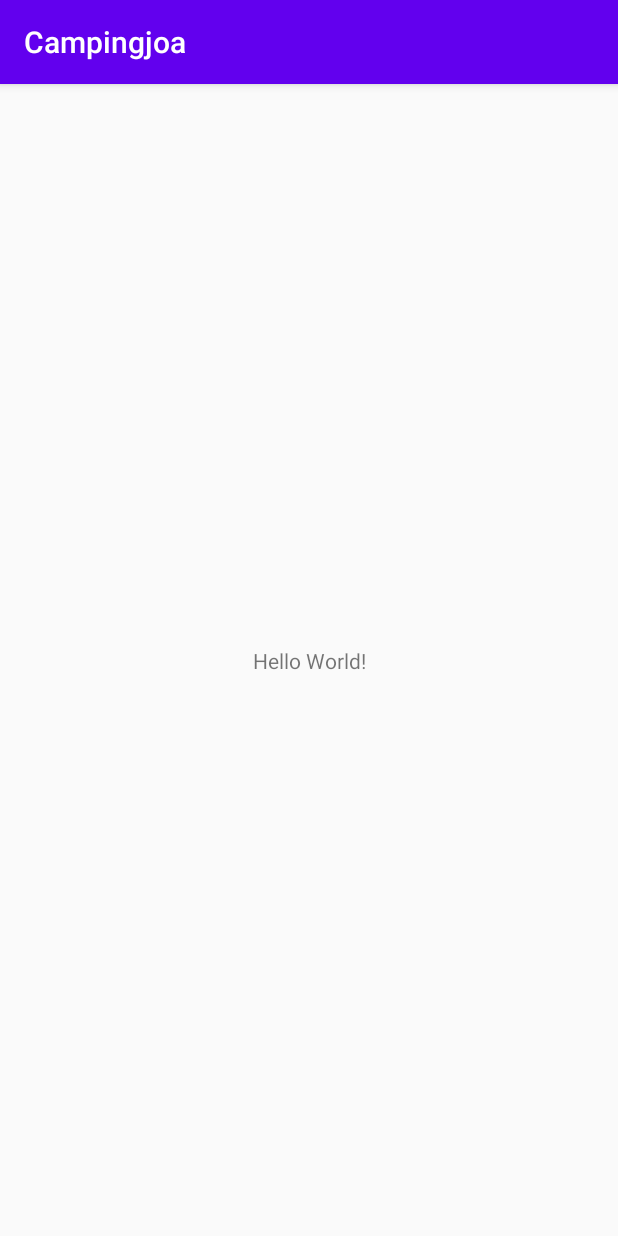
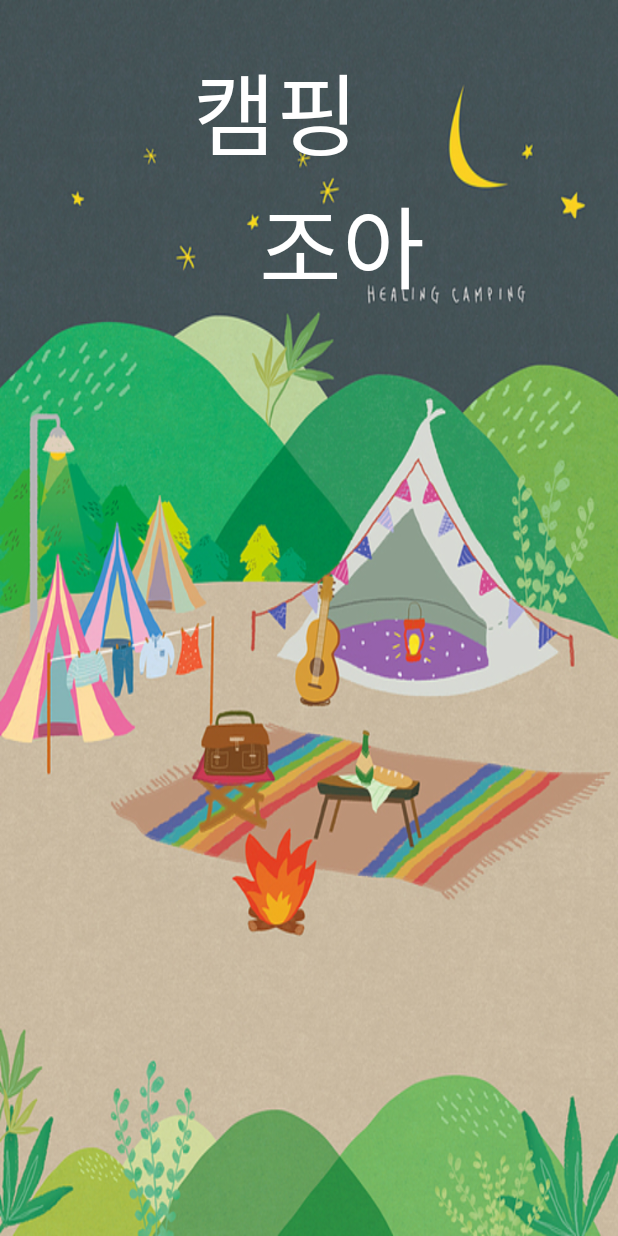
Before and after one commit to taeguenKim/Campingjoa, an Android app: the first screen one second after launch (MainActivity before the commit, intro after it), on a phone screen of 412 x 824 dp. Run offline under Robolectric (Android 15) with nearby library versions, the phone set to English and light mode, and no system bars.

Commit message:
메인이미지 편집해야함

```diff
--- a/app/build.gradle
+++ b/app/build.gradle
@@ -31,4 +31,5 @@ dependencies {
     testImplementation 'junit:junit:4.12'
     androidTestImplementation 'androidx.test.ext:junit:1.1.1'
     androidTestImplementation 'androidx.test.espresso:espresso-core:3.2.0'
+
 }
--- a/app/src/main/AndroidManifest.xml
+++ b/app/src/main/AndroidManifest.xml
@@ -9,13 +9,15 @@
         android:roundIcon="@mipmap/ic_launcher_round"
         android:supportsRtl="true"
         android:theme="@style/AppTheme">
-        <activity android:name=".MainActivity">
+        <activity android:name=".LoginActivity"></activity>
+        <activity android:name=".intro">
             <intent-filter>
                 <action android:name="android.intent.action.MAIN" />
 
                 <category android:name="android.intent.category.LAUNCHER" />
             </intent-filter>
         </activity>
+        <activity android:name=".MainActivity"></activity>
     </application>
 
 </manifest>
--- /dev/null
+++ b/app/src/main/java/com/geun/campingjoa/intro.java
@@ -0,0 +1,30 @@
+package com.geun.campingjoa;
+
+import androidx.appcompat.app.AppCompatActivity;
+
+import android.content.Intent;
+import android.os.Bundle;
+import android.os.Handler;
+
+public class intro extends AppCompatActivity {
+    @Override
+    protected void onCreate(Bundle savedInstanceState) {
+        super.onCreate(savedInstanceState);
+        setContentView(R.layout.activity_intro);
+        Handler handler = new Handler();
+        handler.postDelayed(new Runnable(){
+            @Override
+            public void run() {
+                Intent intent = new Intent (getApplicationContext(), MainActivity.class);
+                startActivity(intent);
+                finish();
+            }
+        },3000);
+    }
+
+    @Override
+    protected void onPause(){
+        super.onPause();
+        finish();
+    }
+}
--- /dev/null
+++ b/app/src/main/res/anim/fadein.xml
@@ -0,0 +1,5 @@
+<?xml version="1.0" encoding="utf-8"?>
+<alpha xmlns:android="http://schemas.android.com/apk/res/android"
+    android:duration="500"
+    android:fromAlpha="0.0"
+    android:toAlpha="1.0" />
--- /dev/null
+++ b/app/src/main/res/anim/fadeout.xml
@@ -0,0 +1,5 @@
+<?xml version="1.0" encoding="utf-8"?>
+<alpha xmlns:android="http://schemas.android.com/apk/res/android"
+    android:duration="500"
+    android:fromAlpha="1.0"
+    android:toAlpha="0.0" />
--- /dev/null
+++ b/app/src/main/res/anim/stay.xml
@@ -0,0 +1,5 @@
+<?xml version="1.0" encoding="utf-8"?>
+<translate xmlns:android="http://schemas.android.com/apk/res/android"
+    android:duration="@android:integer/config_longAnimTime"
+    android:fromYDelta="0%p"
+    android:toYDelta="0%p" />
--- /dev/null
+++ b/app/src/main/res/layout/activity_intro.xml
@@ -0,0 +1,23 @@
+<?xml version="1.0" encoding="utf-8"?>
+<RelativeLayout xmlns:android="http://schemas.android.com/apk/res/android"
+    android:layout_width="match_parent"
+    android:layout_height="match_parent"
+    android:orientation="horizontal">
+    <ImageView
+        android:id="@+id/ex1"
+        android:layout_width="match_parent"
+        android:layout_height="match_parent"
+        android:scaleType="fitXY"
+        android:src="@drawable/intro_01"/>
+
+    <TextView
+        android:layout_width="wrap_content"
+        android:layout_height="wrap_content"
+        android:text="캠핑\n   조아"
+        android:fontFamily="@font/font01"
+        android:textColor="#FFFFFFFF"
+        android:textSize="60sp"
+        android:layout_centerHorizontal="true"
+        android:layout_marginTop="30dp"
+        />
+</RelativeLayout>
--- a/app/src/main/res/layout/activity_main.xml
+++ b/app/src/main/res/layout/activity_main.xml
@@ -1,18 +1,23 @@
 <?xml version="1.0" encoding="utf-8"?>
-<androidx.constraintlayout.widget.ConstraintLayout xmlns:android="http://schemas.android.com/apk/res/android"
-    xmlns:app="http://schemas.android.com/apk/res-auto"
+<RelativeLayout
+    android:id="@+id/drawerLayout"
+    xmlns:android="http://schemas.android.com/apk/res/android"
     xmlns:tools="http://schemas.android.com/tools"
     android:layout_width="match_parent"
     android:layout_height="match_parent"
-    tools:context=".MainActivity">
+    tools:context=".MainActivity"
+    android:padding="30dp"
+    android:background="@drawable/main_01">
 
-    <TextView
-        android:layout_width="wrap_content"
+    <Button
+        android:layout_width="45dp"
         android:layout_height="wrap_content"
-        android:text="Hello World!"
-        app:layout_constraintBottom_toBottomOf="parent"
-        app:layout_constraintLeft_toLeftOf="parent"
-        app:layout_constraintRight_toRightOf="parent"
-        app:layout_constraintTop_toTopOf="parent" />
+        android:background="@drawable/ic_menu_black_24dp"
+        android:onClick="menu_01"
+        android:layout_alignParentBottom="true"
+        android:layout_alignParentRight="true"
+        android:layout_marginBottom="30dp"/>
 
-</androidx.constraintlayout.widget.ConstraintLayout>
+
+
+</RelativeLayout>
--- a/app/src/main/res/values/styles.xml
+++ b/app/src/main/res/values/styles.xml
@@ -1,7 +1,7 @@
 <resources>
 
     <!-- Base application theme. -->
-    <style name="AppTheme" parent="Theme.AppCompat.Light.DarkActionBar">
+    <style name="AppTheme" parent="Theme.AppCompat.Light.NoActionBar">
         <!-- Customize your theme here. -->
         <item name="colorPrimary">@color/colorPrimary</item>
         <item name="colorPrimaryDark">@color/colorPrimaryDark</item>
```
Also changed, not shown: app/src/main/java/com/geun/campingjoa/LoginActivity.java (added, +14 -0 lines), app/src/main/java/com/geun/campingjoa/MainActivity.java (+9 -0 lines), app/src/main/res/drawable/ic_menu_black_24dp.xml (added, +9 -0 lines), app/src/main/res/layout/activity_login.xml (added, +19 -0 lines), app/src/main/res/drawable/intro_01.jpg (added), app/src/main/res/drawable/main_01.jpg (added), 2 other files.
